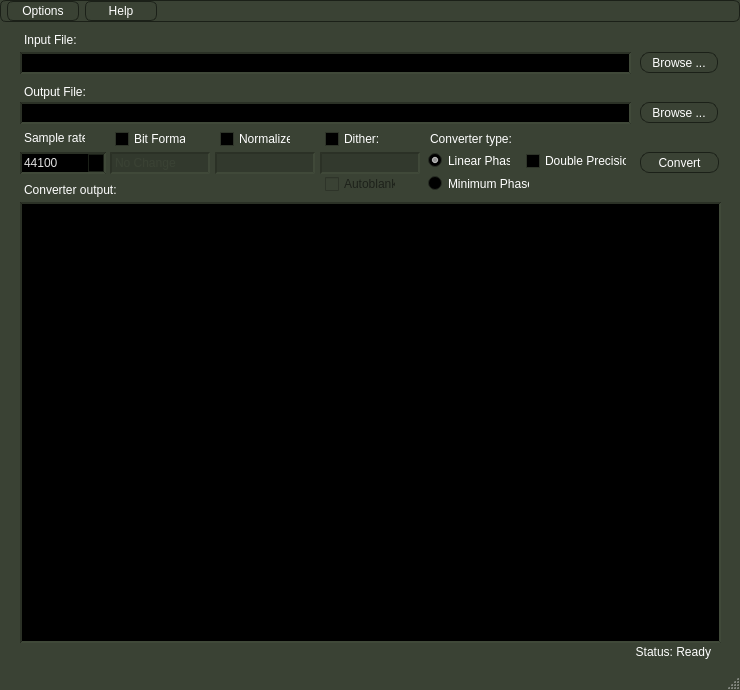
The window that ferocious/mainwindow.ui (jniemann66/ferocious) describes before a commit, drawn with Qt 5.
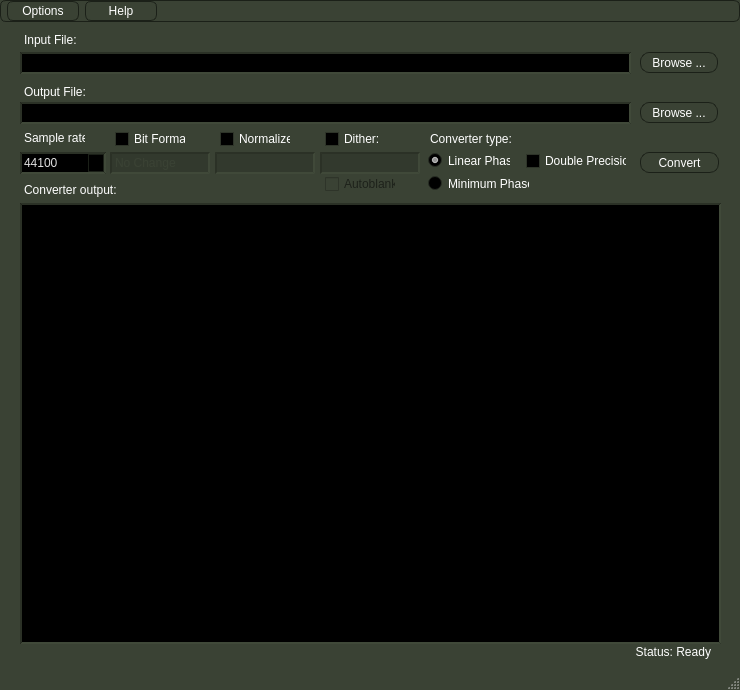
The same window after the commit. Icons and pictures are not drawn. Custom widgets are drawn as their Qt base class.

Patch:
```diff
--- a/ferocious/mainwindow.ui
+++ b/ferocious/mainwindow.ui
@@ -1067,7 +1067,7 @@
     <property name="geometry">
      <rect>
       <x>20</x>
-      <y>180</y>
+      <y>181</y>
       <width>701</width>
       <height>441</height>
      </rect>
```
Left out of the diff: 24 changed lines with no effect on the pictures.
